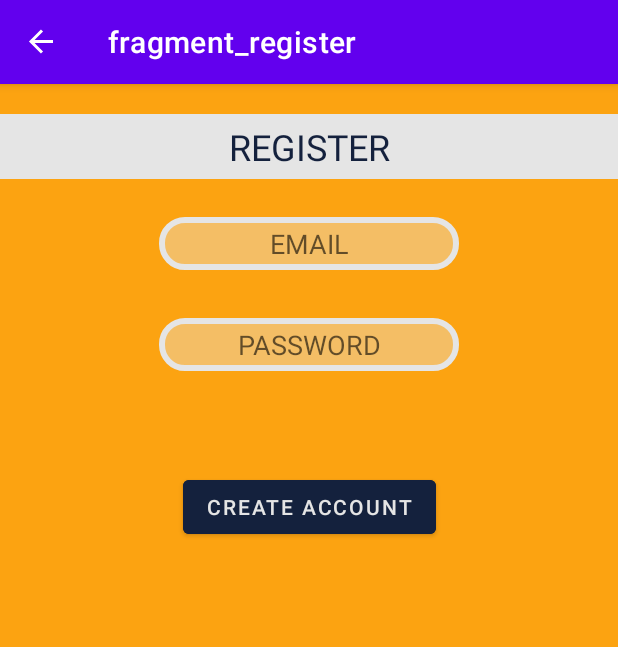
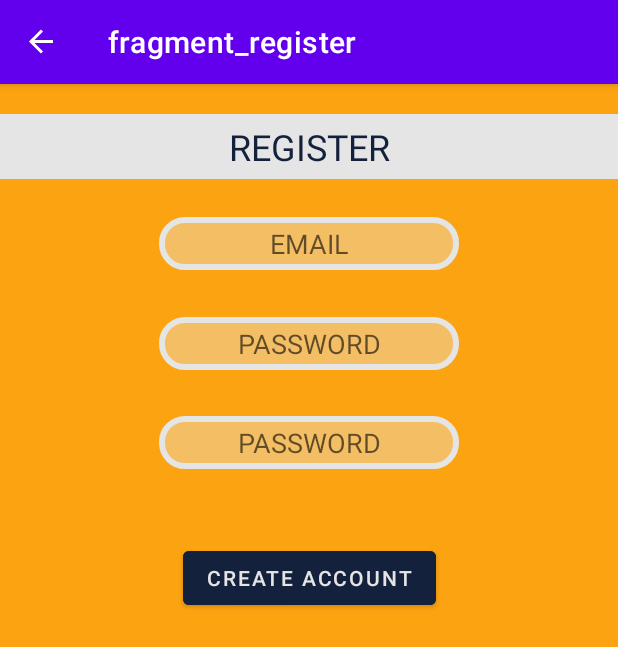
Before and after one commit to AlbertDarchiev/Project-MapsApp, an Android app: the RegisterFragment screen opened through its navigation route, after a tap on "CREATE ACCOUNT", on a phone screen of 412 x 824 dp. Shown: the top 647 px of the screen. Run offline under Robolectric (Android 15) with nearby library versions, the phone set to English and light mode, and no system bars; our stand-ins replace Firebase (no records; nobody signed in at launch, a user with empty details on screens opened directly), navigation-ui.

Commit message:
commitViewModel

```diff
--- a/app/src/main/java/com/example/m08_mapsapp/view/AddLocationFragment.kt
+++ b/app/src/main/java/com/example/m08_mapsapp/view/AddLocationFragment.kt
@@ -7,6 +7,8 @@ import androidx.fragment.app.Fragment
 import android.view.LayoutInflater
 import android.view.View
 import android.view.ViewGroup
+import android.widget.Toast
+import androidx.lifecycle.ViewModelProvider
 import androidx.navigation.fragment.findNavController
 import com.example.m08_mapsapp.R
 import com.example.m08_mapsapp.databinding.FragmentAddLocationBinding
@@ -18,6 +20,8 @@ import com.google.firebase.firestore.FirebaseFirestore
 class AddLocationFragment : Fragment() {
     private val db = FirebaseFirestore.getInstance()
     lateinit var binding: FragmentAddLocationBinding
+    private lateinit var mapViewModel: MapViewModel
+
     var currentUserDB = db.collection("users").document(emailLogged!!)
 
     override fun onCreateView(inflater: LayoutInflater, container: ViewGroup?, savedInstanceState: Bundle?): View? {
@@ -30,13 +34,21 @@ class AddLocationFragment : Fragment() {
     override fun onViewCreated(view: View, savedInstanceState: Bundle?) {
         super.onViewCreated(view, savedInstanceState)
 
-//        mapViewModel = ViewModelProvider(requireActivity()).get(MapViewModel::class.java)
+
+        mapViewModel = ViewModelProvider(this).get(MapViewModel::class.java)
 
 
         binding.latEditText.setText(MapFragment.lat.toString())
         binding.longEditText.setText(MapFragment.long.toString())
 
+        mapViewModel.locationMap.observe(viewLifecycleOwner){ Location ->
+            Toast.makeText(activity, "AAAAAA ${Location}", Toast.LENGTH_SHORT).show()
+
+//            Log.d("AddLocationFragment", "Location: $location")
+        }
         binding.button.setOnClickListener {
+            Toast.makeText(activity, "${mapViewModel.locationMap.value?.latitude}", Toast.LENGTH_SHORT).show()
+
             updateMarks()
                     db.collection("users").document(emailLogged).collection("locations").add(
                         hashMapOf
--- a/app/src/main/java/com/example/m08_mapsapp/view/MapFragment.kt
+++ b/app/src/main/java/com/example/m08_mapsapp/view/MapFragment.kt
@@ -10,9 +10,13 @@ import android.view.ViewGroup
 import android.widget.Toast
 import androidx.core.app.ActivityCompat
 import androidx.core.content.ContextCompat
+import androidx.lifecycle.MutableLiveData
+import androidx.lifecycle.ViewModel
+import androidx.lifecycle.ViewModelProvider
 import androidx.navigation.fragment.findNavController
 import com.example.m08_mapsapp.R
 import com.example.m08_mapsapp.databinding.FragmentMapBinding
+import com.example.m08_mapsapp.model.Location
 import com.example.m08_mapsapp.viewmodel.MapViewModel
 import com.google.android.gms.maps.CameraUpdateFactory
 import com.google.android.gms.maps.GoogleMap
@@ -23,7 +27,7 @@ import com.google.android.gms.maps.model.LatLng
 import com.google.android.gms.maps.model.MarkerOptions
 
 const val REQUEST_CODE_LOCATION = 100
-class MapFragment : Fragment(), OnMapReadyCallback, GoogleMap.OnMapLongClickListener {
+class MapFragment : Fragment(), OnMapReadyCallback, GoogleMap.OnMapLongClickListener{
     companion object{
         var lat = 0.0
         var long = 0.0
@@ -35,11 +39,9 @@ class MapFragment : Fragment(), OnMapReadyCallback, GoogleMap.OnMapLongClickList
     override fun onCreateView(inflater: LayoutInflater, container: ViewGroup?, savedInstanceState: Bundle?): View? {
         // Inflate the layout for this fragment
         binding = FragmentMapBinding.inflate(layoutInflater)
-//   val rootView =  inflater.inflate(R.layout.fragment_map, container, false)
+        mapViewModel = ViewModelProvider(this).get(MapViewModel::class.java)
+
         createMap()
-
-        val a = AddLocationFragment().updateMarks()
-        println("TESTLIST: "+ a)
 
         return binding.root
 
@@ -157,10 +159,12 @@ fun createMap(){
         }
     }
 
-
     override fun onMapLongClick(coord: LatLng) { // --
         long = coord.longitude
         lat = coord.latitude
+        mapViewModel.locationMap.value = Location("namee", lat, long)
+        Toast.makeText(requireContext(), "${mapViewModel.locationMap.value}",Toast.LENGTH_SHORT).show()
+//        mapViewModel.saveLocation()
 
             val action = MapFragmentDirections.actionFragmentMapToAddLocationFragment()
             findNavController().navigate(action)
--- a/app/src/main/java/com/example/m08_mapsapp/view/RegisterFragment.kt
+++ b/app/src/main/java/com/example/m08_mapsapp/view/RegisterFragment.kt
@@ -31,31 +31,25 @@ class RegisterFragment : Fragment() {
         binding.regButton.setOnClickListener {
             val email = binding.mailEText.text.toString()
             val password = binding.passEText.text.toString()
+            val password2 = binding.pass2EText.text.toString()
 
-            FirebaseAuth.getInstance().
-            createUserWithEmailAndPassword(email, password)
-                .addOnCompleteListener {
-                    if(it.isSuccessful){
-                        LoginFragment.emailLogged = it.result?.user?.email.toString()
-                        Toast.makeText(activity, "Usuari creat correctament", Toast.LENGTH_SHORT).show()
-
-//                        val data = hashMapOf("name" to "test")
-
-
-
-//                        db.collection("users")
-//                            .document(email)
-//                            .set(data)
-//                            .addOnSuccessListener { Log.d(TAG, "DocumentSnapshot successfully written!") }
-//                            .addOnFailureListener { e -> Log.w(TAG, "Error writing document", e) }
-
-                        findNavController().navigate(R.id.action_registerFragment_to_loginFragment)
+            if (password2 == password) {
+                FirebaseAuth.getInstance().createUserWithEmailAndPassword(email, password)
+                    .addOnCompleteListener {
+                        if (it.isSuccessful) {
+                            LoginFragment.emailLogged = it.result?.user?.email.toString()
+                            Toast.makeText(activity, "Usuari creat correctament", Toast.LENGTH_SHORT).show()
+                            findNavController().navigate(R.id.action_registerFragment_to_loginFragment)
+                        } else {
+                            Toast.makeText(
+                                activity,
+                                "Error al registrar l'usuari",
+                                Toast.LENGTH_SHORT
+                            ).show()
+                        }
                     }
-                    else{
-                        Toast.makeText(activity, "Error al registrar l'usuari", Toast.LENGTH_SHORT).show()
-                    }
-                }
-
+            }
+            else Toast.makeText(activity, "Les contrasenyes no son iguals", Toast.LENGTH_SHORT).show()
 
         }
 
--- a/app/src/main/java/com/example/m08_mapsapp/viewmodel/MapViewModel.kt
+++ b/app/src/main/java/com/example/m08_mapsapp/viewmodel/MapViewModel.kt
@@ -1,11 +1,15 @@
 package com.example.m08_mapsapp.viewmodel
 
+import android.media.MicrophoneInfo.Coordinate3F
 import androidx.lifecycle.MutableLiveData
 import androidx.lifecycle.ViewModel
+import com.example.m08_mapsapp.model.Location
 import com.google.android.gms.maps.GoogleMap
 import com.google.android.gms.maps.model.Marker
 
 class MapViewModel: ViewModel() {
     var map = MutableLiveData<GoogleMap>()
     val markerList = MutableLiveData<List<Marker>>()
+    var locationMap = MutableLiveData<Location>()
+    var testVM = MutableLiveData<String>()
 }
--- a/app/src/main/res/layout/fragment_register.xml
+++ b/app/src/main/res/layout/fragment_register.xml
@@ -38,38 +38,53 @@
         app:layout_constraintTop_toBottomOf="@+id/title" />
 
     <EditText
-        android:textColor="@color/dark_blue"
-        android:padding="5dp"
-        android:gravity="center"
-        android:background="@drawable/backround_text_input"
         android:id="@+id/pass_eText"
         android:layout_width="200dp"
         android:layout_height="wrap_content"
+        android:background="@drawable/backround_text_input"
+        android:gravity="center"
         android:hint="PASSWORD"
+        android:inputType="textPassword"
+        android:padding="5dp"
+        android:textColor="@color/dark_blue"
+        app:layout_constraintBottom_toTopOf="@+id/pass2_eText"
+        app:layout_constraintEnd_toEndOf="parent"
+        app:layout_constraintStart_toStartOf="parent"
+        app:layout_constraintTop_toBottomOf="@+id/mail_eText"
+/>
+
+    <EditText
+        android:id="@+id/pass2_eText"
+        android:layout_width="200dp"
+        android:layout_height="wrap_content"
+        android:background="@drawable/backround_text_input"
+        android:gravity="center"
+        android:hint="PASSWORD"
+        android:inputType="textPassword"
+        android:padding="5dp"
+        android:textColor="@color/dark_blue"
         app:layout_constraintBottom_toTopOf="@+id/guideline2"
         app:layout_constraintEnd_toEndOf="parent"
         app:layout_constraintStart_toStartOf="parent"
-        app:layout_constraintTop_toBottomOf="@+id/mail_eText"
-        android:inputType="textPassword"/>
+        app:layout_constraintTop_toBottomOf="@+id/mail_eText" />
 
     <Button
-        android:textColor="@color/gray"
+        android:id="@+id/reg_button"
 
-        android:layout_marginTop="35dp"
-        android:id="@+id/reg_button"
         android:layout_width="wrap_content"
         android:layout_height="wrap_content"
         android:backgroundTint="@color/dark_blue"
         android:text="CREATE ACCOUNT"
+        android:textColor="@color/gray"
+        app:layout_constraintBottom_toTopOf="@+id/guideline2"
         app:layout_constraintEnd_toEndOf="parent"
-        app:layout_constraintStart_toStartOf="parent"
-        app:layout_constraintTop_toTopOf="@+id/guideline2" />
+        app:layout_constraintStart_toStartOf="parent" />
 
     <androidx.constraintlayout.widget.Guideline
         android:id="@+id/guideline2"
         android:layout_width="wrap_content"
         android:layout_height="wrap_content"
         android:orientation="horizontal"
-        app:layout_constraintGuide_percent="0.29" />
+        app:layout_constraintGuide_percent="0.46" />
 
 </androidx.constraintlayout.widget.ConstraintLayout>
```
